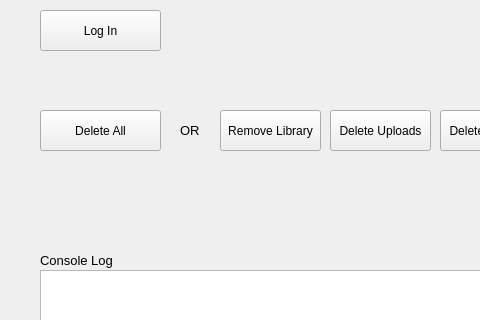
Qt form packages/app/src/main/resources/main_window.ui (apastel/ytmusic-deleter) before a commit; both pictures show x 0 to 480 and y 0 to 320 of the 800 by 600 pixel window.
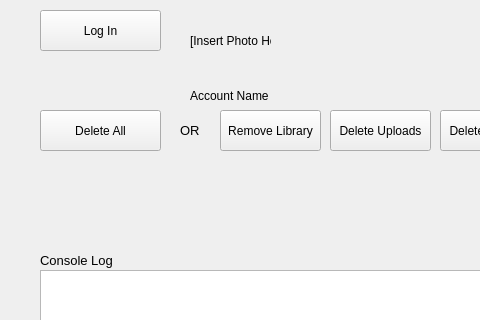
The same form after that commit.

Commit message: all package management/publishing working; add script to bump versions; show account info;

```diff
--- a/packages/app/src/main/resources/main_window.ui
+++ b/packages/app/src/main/resources/main_window.ui
@@ -190,6 +190,32 @@
      <string>OR</string>
     </property>
    </widget>
+   <widget class="QLabel" name="accountNameLabel">
+    <property name="geometry">
+     <rect>
+      <x>190</x>
+      <y>80</y>
+      <width>101</width>
+      <height>31</height>
+     </rect>
+    </property>
+    <property name="text">
+     <string>Account Name</string>
+    </property>
+   </widget>
+   <widget class="QLabel" name="accountPhotoLabel">
+    <property name="geometry">
+     <rect>
+      <x>190</x>
+      <y>0</y>
+      <width>81</width>
+      <height>81</height>
+     </rect>
+    </property>
+    <property name="text">
+     <string>[Insert Photo Here]</string>
+    </property>
+   </widget>
   </widget>
   <widget class="QMenuBar" name="menubar">
    <property name="geometry">
```
The commit also changes 51 other files.
